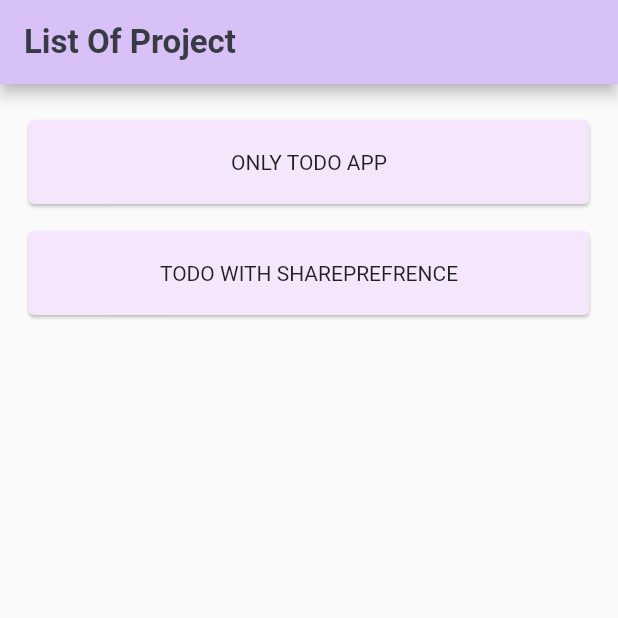
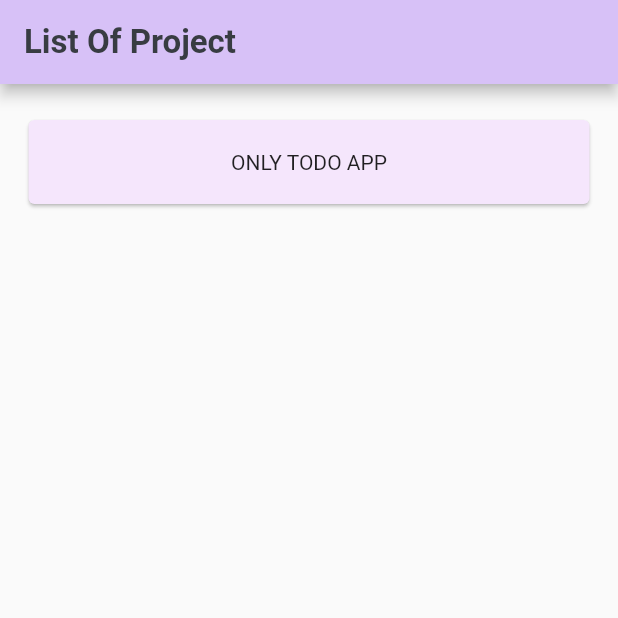
Before and after one commit to januthummar09/to_do_self_project, a Flutter app: the AddTodoScreen screen opened directly, after a tap on "Submit", on a phone screen of 412 x 824 dp, the top half of it. Run offline on Flutter 3.47's test engine with Material 2 defaults, Android fonts, the phone set to English and light mode, and no system bars; our stand-ins replace flutter_slidable, shared_preferences; accounts and stored records are empty.

Commit message:
02-03-2022

```diff
--- a/lib/main.dart
+++ b/lib/main.dart
@@ -31,10 +31,10 @@ class _MyAppState extends State<MyApp> {
       title: 'ONLY TODO APP',
       child: const SpleshScreen(),
     ),
-    ListItem(
-      title: 'TODO WITH SHAREPREFRENCE ',
-      child: const ShareprefSpleshScreen(),
-    ),
+    // ListItem(
+    //   title: 'TODO WITH SHAREPREFRENCE ',
+    //   child: const ShareprefSpleshScreen(),
+    // ),
   ];
   // This widget is the root of your application.
   @override
@@ -46,8 +46,8 @@ class _MyAppState extends State<MyApp> {
         primarySwatch: Colors.blue,
       ),
       home:
-      // const SharepreDisplayScreen(),
-      Scaffold(
+          // const SharepreDisplayScreen(),
+          Scaffold(
         appBar: AppBar(
           backgroundColor: Global.bgColour,
           title: Text(
@@ -95,6 +95,5 @@ class _MyAppState extends State<MyApp> {
         ),
       ),
     );
-
   }
 }
--- a/lib/screens/todo_app/add_todo_screen.dart
+++ b/lib/screens/todo_app/add_todo_screen.dart
@@ -46,8 +46,8 @@ class _AddTodoScreenState extends State<AddTodoScreen> {
   Widget build(BuildContext context) {
     Size size = MediaQuery.of(context).size;
     double heigth = size.height;
-    double width = size.width;
-    double text = MediaQuery.textScaleFactorOf(context);
+    // double width = size.width;
+    // double text = MediaQuery.textScaleFactorOf(context);
 
     return Scaffold(
       resizeToAvoidBottomInset: false,
--- a/lib/screens/todo_app/complete_todo_data_screen.dart
+++ b/lib/screens/todo_app/complete_todo_data_screen.dart
@@ -18,7 +18,7 @@ class _CompleteTodoDataScreenState extends State<CompleteTodoDataScreen> {
     Size size = MediaQuery.of(context).size;
     double heigth = size.height;
     double width = size.width;
-    double text = MediaQuery.textScaleFactorOf(context);
+    // double text = MediaQuery.textScaleFactorOf(context);
     return Scaffold(
       appBar: AppBar(
         title: const Text("ToDoCompleteScreen"),
--- a/lib/screens/todo_app/display_todo_data_screen.dart
+++ b/lib/screens/todo_app/display_todo_data_screen.dart
@@ -23,7 +23,7 @@ class _DisplayTodoDataScreenState extends State<DisplayTodoDataScreen> {
     Size size = MediaQuery.of(context).size;
     double heigth = size.height;
     double width = size.width;
-    double text = MediaQuery.textScaleFactorOf(context);
+    // double text = MediaQuery.textScaleFactorOf(context);
     return Scaffold(
       appBar: AppBar(
         backgroundColor: Global.bgColour,
--- a/lib/screens/todo_with_shareprefrence/sharepre_display_screen.dart
+++ b/lib/screens/todo_with_shareprefrence/sharepre_display_screen.dart
@@ -132,7 +132,7 @@ class _SharepreDisplayScreenState extends State<SharepreDisplayScreen> {
                       onDismissed: () {
                         completeShareData.studentList!
                             .add(listOfData!.studentList![index]);
-                        //item=listOfData!.studentList![index];
+                        // item=listOfData!.studentList![index];
                         // listOfData!.studentList!.removeAt(index);
                         setState(() {});
                       },
@@ -141,7 +141,7 @@ class _SharepreDisplayScreenState extends State<SharepreDisplayScreen> {
                       SlidableAction(
                         onPressed: (context) {
                           completeShareData.studentList!.add(item);
-                          //item=listOfData!.studentList![index];
+                          // item=listOfData!.studentList![index];
                           listOfData!.studentList!.removeAt(index);
                           setState(() {});
                         },
--- a/lib/screens/todo_with_shareprefrence/sharepref_add_screen.dart
+++ b/lib/screens/todo_with_shareprefrence/sharepref_add_screen.dart
@@ -74,8 +74,8 @@ class _ShareprefAddScreenState extends State<ShareprefAddScreen> {
   Widget build(BuildContext context) {
     Size size = MediaQuery.of(context).size;
     double heigth = size.height;
-    double width = size.width;
-    double text = MediaQuery.textScaleFactorOf(context);
+    // double width = size.width;
+    // double text = MediaQuery.textScaleFactorOf(context);
 
     return Scaffold(
       resizeToAvoidBottomInset: false,
```
